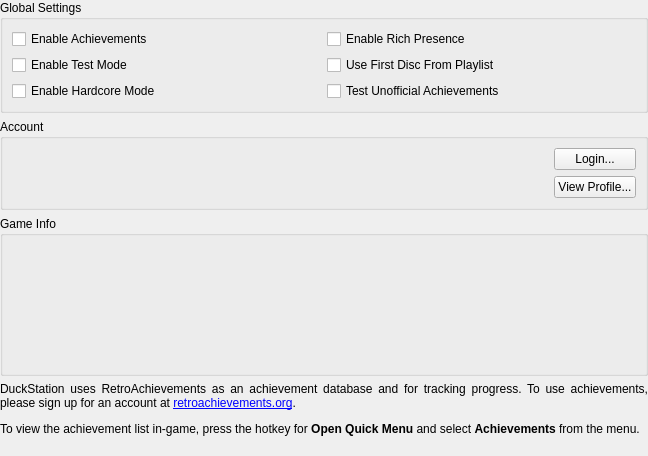
Above: src/duckstation-qt/achievementsettingswidget.ui from StillJC/ArcadeDuck before the change. Below: the same form after it.
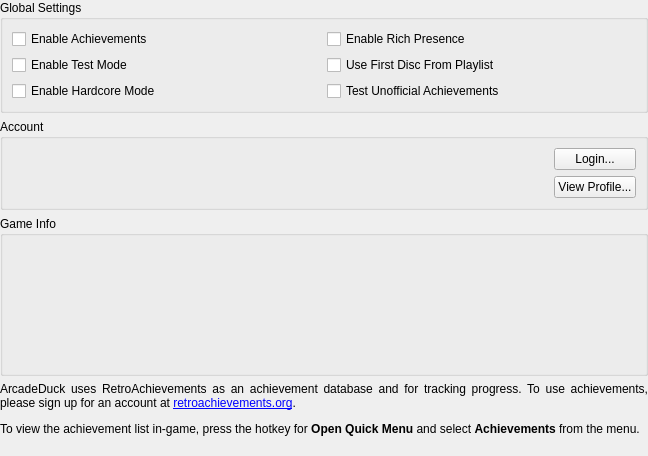
That is the form after the change.

Commit message: Brand proof-of-concept build as ArcadeDuck

Diff of the .ui file:
```diff
--- a/src/duckstation-qt/achievementsettingswidget.ui
+++ b/src/duckstation-qt/achievementsettingswidget.ui
@@ -136,7 +136,7 @@
    <item>
     <widget class="QLabel" name="label">
      <property name="text">
-      <string>&lt;html&gt;&lt;head/&gt;&lt;body&gt;&lt;p align=&quot;justify&quot;&gt;DuckStation uses RetroAchievements as an achievement database and for tracking progress. To use achievements, please sign up for an account at &lt;a href=&quot;https://retroachievements.org/&quot;&gt;&lt;span style=&quot; text-decoration: underline; color:#0000ff;&quot;&gt;retroachievements.org&lt;/span&gt;&lt;/a&gt;.&lt;/p&gt;&lt;p align=&quot;justify&quot;&gt;To view the achievement list in-game, press the hotkey for &lt;span style=&quot; font-weight:600;&quot;&gt;Open Quick Menu&lt;/span&gt; and select &lt;span style=&quot; font-weight:600;&quot;&gt;Achievements&lt;/span&gt; from the menu.&lt;/p&gt;&lt;/body&gt;&lt;/html&gt;</string>
+      <string>&lt;html&gt;&lt;head/&gt;&lt;body&gt;&lt;p align=&quot;justify&quot;&gt;ArcadeDuck uses RetroAchievements as an achievement database and for tracking progress. To use achievements, please sign up for an account at &lt;a href=&quot;https://retroachievements.org/&quot;&gt;&lt;span style=&quot; text-decoration: underline; color:#0000ff;&quot;&gt;retroachievements.org&lt;/span&gt;&lt;/a&gt;.&lt;/p&gt;&lt;p align=&quot;justify&quot;&gt;To view the achievement list in-game, press the hotkey for &lt;span style=&quot; font-weight:600;&quot;&gt;Open Quick Menu&lt;/span&gt; and select &lt;span style=&quot; font-weight:600;&quot;&gt;Achievements&lt;/span&gt; from the menu.&lt;/p&gt;&lt;/body&gt;&lt;/html&gt;</string>
      </property>
      <property name="textFormat">
       <enum>Qt::RichText</enum>
```
The commit also changes 30 other files.
